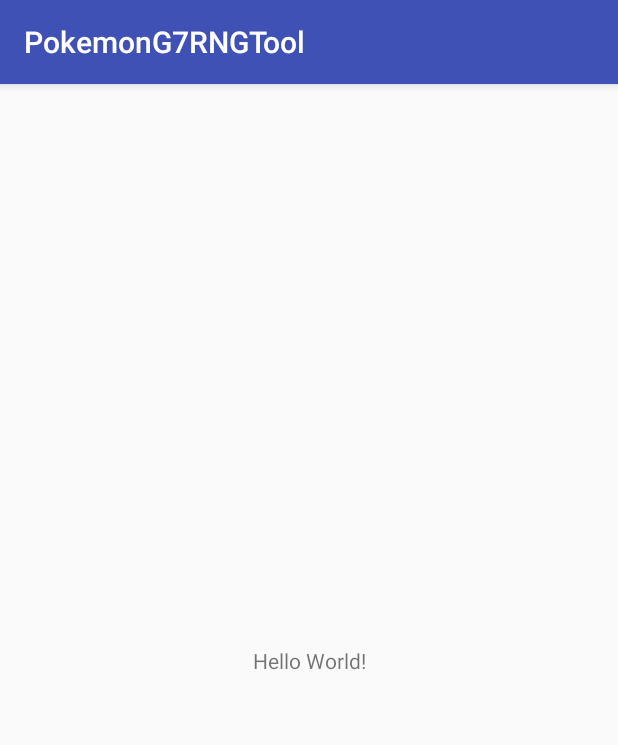
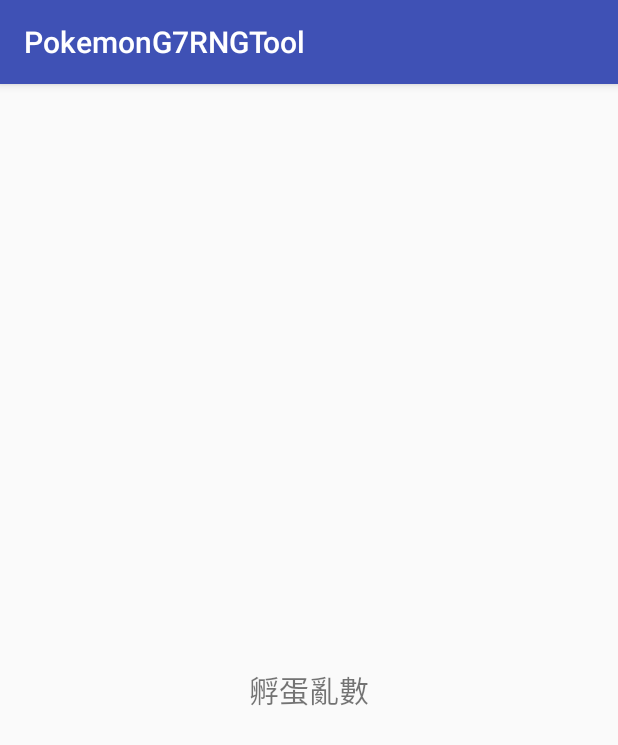
Before and after one commit to r3399r/PokemonG7RNG_Android, an Android app: the screen it shows after launch (MainActivity), on a phone screen of 412 x 824 dp. Shown: the top 745 px of the screen. Run offline under Robolectric (Android 15) with nearby library versions, the phone set to English and light mode, and no system bars.

Commit message:
kick off - add the first textView

```diff
--- a/app/src/main/java/com/yue/pokemong7rngtool/MainActivity.java
+++ b/app/src/main/java/com/yue/pokemong7rngtool/MainActivity.java
@@ -1,14 +1,30 @@
 package com.yue.pokemong7rngtool;
 
+import android.content.Intent;
 import android.support.v7.app.AppCompatActivity;
 import android.os.Bundle;
+import android.view.View;
+import android.widget.TextView;
 
 public class MainActivity extends AppCompatActivity {
+
+    private TextView btnEggRNG;
 
     @Override
     protected void onCreate(Bundle savedInstanceState) {
         super.onCreate(savedInstanceState);
         setContentView(R.layout.activity_main);
+
+        btnEggRNG = (TextView) findViewById(R.id.btn_eggRNG);
+
+//        btnEggRNG.setOnClickListener(new View.OnClickListener() {
+//            @Override
+//            public void onClick(View view) {
+//                Intent it = new Intent(MainActivity.this, ViewHistoricalDataActivity.class);
+//                startActivity(it);
+//            }
+//        });
+
     }
     //test
 }
--- a/app/src/main/res/layout/activity_main.xml
+++ b/app/src/main/res/layout/activity_main.xml
@@ -1,5 +1,5 @@
 <?xml version="1.0" encoding="utf-8"?>
-<android.support.constraint.ConstraintLayout xmlns:android="http://schemas.android.com/apk/res/android"
+<LinearLayout xmlns:android="http://schemas.android.com/apk/res/android"
     xmlns:app="http://schemas.android.com/apk/res-auto"
     xmlns:tools="http://schemas.android.com/tools"
     android:layout_width="match_parent"
@@ -7,12 +7,13 @@
     tools:context=".MainActivity">
 
     <TextView
-        android:layout_width="wrap_content"
+        android:id="@+id/btn_eggRNG"
+        android:layout_width="match_parent"
         android:layout_height="wrap_content"
-        android:text="Hello World!"
-        app:layout_constraintBottom_toBottomOf="parent"
-        app:layout_constraintLeft_toLeftOf="parent"
-        app:layout_constraintRight_toRightOf="parent"
-        app:layout_constraintTop_toTopOf="parent" />
+        android:layout_gravity="center"
+        android:layout_marginTop="20dp"
+        android:gravity="center"
+        android:text="孵蛋亂數"
+        android:textSize="20sp" />
 
-</android.support.constraint.ConstraintLayout>
+</LinearLayout>
```
